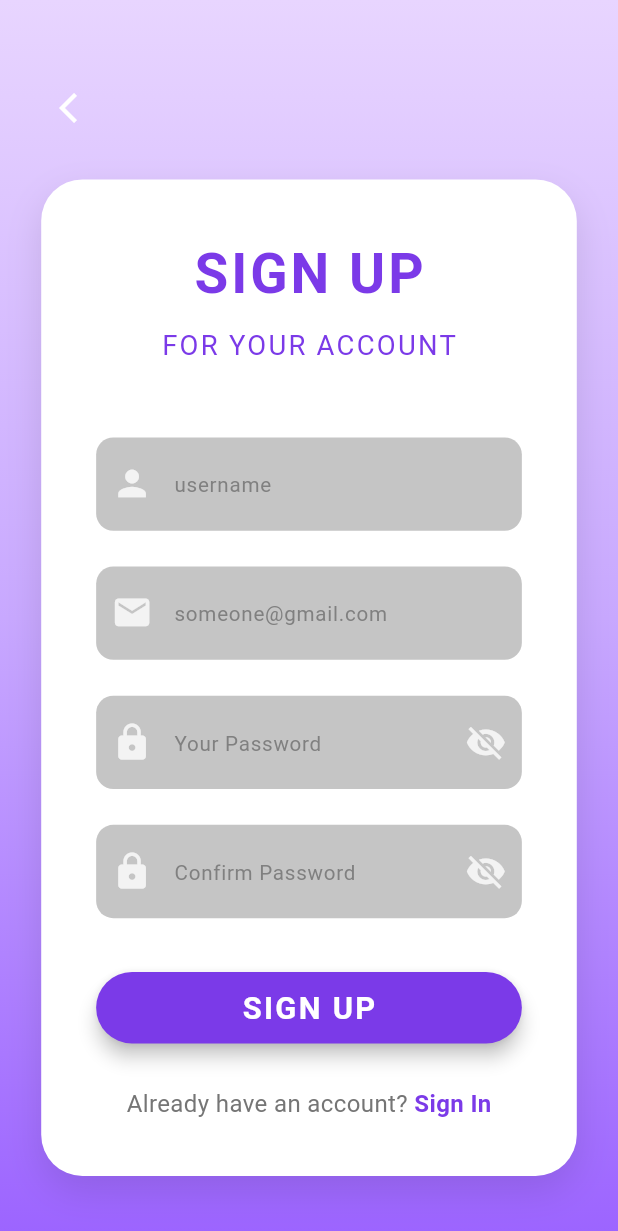
After one commit to phattran2409/SWD_PhygenAI_Mobile, a Flutter app: the SignUpPage screen opened by its route, on a phone screen of 412 x 824 dp. The commit adds this screen. Shown: the top 1231 px of the screen. Run offline on Flutter 3.47's test engine with Material 3 defaults, Android fonts, the phone set to English and light mode, and no system bars; our stand-ins replace firebase_auth, firebase_core, flutter_bloc, flutter_screenutil, flutter_secure_storage, google_sign_in; accounts and stored records are empty.

```diff
--- a/lib/features/Auth/data/remote/google_signIn.dart
+++ b/lib/features/Auth/data/remote/google_signIn.dart
@@ -24,6 +24,8 @@ class GoogleSignInRemoteDataSourceImpl implements GoogleSignInRemoteDataSource {
     );
     await FirebaseAuth.instance.signInWithCredential(credentials);
     final userCredential = await FirebaseAuth.instance.signInWithCredential(credentials);
+
+    print('User signed in: ${userCredential.user}');
     return UserModel(
       id: userCredential.user?.uid ?? '',
       email: userCredential.user?.email ?? ''
--- a/lib/features/Auth/presentation/pages/loginPages.dart
+++ b/lib/features/Auth/presentation/pages/loginPages.dart
@@ -19,7 +19,6 @@ class _LoginPageState extends State<LoginPage> {
   @override
   Widget build(BuildContext context) {
     return Scaffold(
-      appBar: AppBar(title: const Text('Login')),
       body: BlocConsumer<AuthBloc, AuthState>(
         listener: (context, state) {
           if (state is AuthErrorState) {
@@ -38,11 +37,55 @@ class _LoginPageState extends State<LoginPage> {
           if (state is AuthLoadingState) {
             return const Center(child: CircularProgressIndicator());
           }
-          return SingleChildScrollView(
-            padding: const EdgeInsets.all(24.0),
+          return Container(
+            height: MediaQuery.of(context).size.height,
+            decoration: BoxDecoration(
+              gradient: LinearGradient(
+                colors: [
+                  const Color.fromARGB(255, 233, 233, 233),
+                  const Color.fromARGB(255, 196, 196, 198),
+                  const Color.fromARGB(255, 170, 169, 169),
+                ],
+                begin: Alignment.topCenter,
+                end: Alignment.bottomCenter,
+              ),
+            ),
+            child: SafeArea(
+              child: SingleChildScrollView(
+                physics: const BouncingScrollPhysics(),
+                child: Padding(
+                  padding: const EdgeInsets.all(10.0),
                   child: Column(
                     mainAxisAlignment: MainAxisAlignment.center,
                     children: [
+                      Row(
+                        mainAxisAlignment: MainAxisAlignment.start,
+                        children: [
+                          SizedBox(
+                            width: 70,
+                            height: 40,
+                            child: IconButton(
+                              padding: const EdgeInsets.only(left: 10),
+                              alignment: Alignment.center,
+                              onPressed: () => Navigator.pop(context),
+                              icon: const Icon(
+                                Icons.arrow_back_ios,
+                                color: Color.fromARGB(255, 89, 89, 89),
+                              ),
+                              style: ButtonStyle(
+                                backgroundColor: MaterialStateProperty.all(
+                                  Colors.white,
+                                ),
+                                shape: MaterialStateProperty.all(
+                                  RoundedRectangleBorder(
+                                    borderRadius: BorderRadius.circular(30.0),
+                                  ),
+                                ),
+                              ),
+                            ),
+                          ),
+                        ],
+                      ),
                       const SizedBox(height: 60),
                       // App logo or title
                       const FlutterLogo(size: 72),
@@ -121,7 +164,9 @@ class _LoginPageState extends State<LoginPage> {
                           ),
                           label: const Text('Login with Google'),
                           onPressed: () {
-                      context.read<AuthBloc>().add(AuthGoogleSignInEvent());
+                            context.read<AuthBloc>().add(
+                              AuthGoogleSignInEvent(),
+                            );
                           },
                         ),
                       ),
@@ -132,7 +177,7 @@ class _LoginPageState extends State<LoginPage> {
                           const Text("Don't have an account?"),
                           TextButton(
                             onPressed: () {
-                        // TODO: Navigate to sign up page
+                              Navigator.pushNamed(context, '/signup');
                             },
                             child: const Text('Sign up'),
                           ),
@@ -140,6 +185,9 @@ class _LoginPageState extends State<LoginPage> {
                       ),
                     ],
                   ),
+                ),
+              ),
+            ),
           );
         },
       ),
--- /dev/null
+++ b/lib/features/Auth/presentation/pages/signupPage.dart
@@ -0,0 +1,430 @@
+import 'package:flutter/material.dart';
+import 'package:flutter_bloc/flutter_bloc.dart';
+import 'package:flutter_screenutil/flutter_screenutil.dart';
+import '../../bloc/auth_bloc.dart';
+import '../../bloc/auth_event.dart';
+import '../../bloc/auth_state.dart';
+
+class SignUpPage extends StatefulWidget {
+  const SignUpPage({Key? key}) : super(key: key);
+
+  @override
+  State<SignUpPage> createState() => _SignUpPageState();
+}
+
+class _SignUpPageState extends State<SignUpPage> {
+  final TextEditingController _usernameController = TextEditingController();
+  final TextEditingController _emailController = TextEditingController();
+  final TextEditingController _passwordController = TextEditingController();
+  final TextEditingController _confirmPasswordController =
+      TextEditingController();
+  // Variable to toggle password visibility
+  bool _obscurePassword = true;
+
+  @override
+  Widget build(BuildContext context) {
+    return Scaffold(
+      body: BlocConsumer<AuthBloc, AuthState>(
+        listener: (context, state) {
+          if (state is AuthErrorState) {
+            ScaffoldMessenger.of(context).showSnackBar(
+              SnackBar(
+                content: Text(state.message),
+                backgroundColor: Colors.red,
+              ),
+            );
+          }
+          if (state is AuthSuccessState) {
+            ScaffoldMessenger.of(context).showSnackBar(
+              const SnackBar(
+                content: Text('Sign up successful!'),
+                backgroundColor: Colors.green,
+              ),
+            );
+            // Navigate to login or home page
+            Navigator.pushReplacementNamed(context, '/login');
+          }
+        },
+        builder: (context, state) {
+          return Container(
+            height: MediaQuery.of(context).size.height,
+            decoration: const BoxDecoration(
+              gradient: LinearGradient(
+                begin: Alignment.topCenter,
+                end: Alignment.bottomCenter,
+                colors: [
+                  Color(0xFFE8D5FF), // Light purple
+                  Color(0xFFC8A8FF), // Medium purple
+                  Color(0xFF9C64FF), // Darker purple
+                ],
+              ),
+            ),
+            child: SafeArea(
+              child: SingleChildScrollView(
+                child: Padding(
+                  padding: EdgeInsets.symmetric(horizontal: 24.w),
+                  child: Column(
+                    children: [
+                      SizedBox(height: 40.h),
+                      // Back button
+                      Row(
+                        children: [
+                          IconButton(
+                            onPressed: () => Navigator.pop(context),
+                            icon: const Icon(
+                              Icons.arrow_back_ios,
+                              color: Colors.white,
+                            ),
+                          ),
+                        ],
+                      ),
+                      SizedBox(height: 20.h),
+                      // Main content card
+                      Container(
+                        width: double.infinity,
+                        padding: EdgeInsets.all(32.w),
+                        decoration: BoxDecoration(
+                          color: Colors.white,
+                          borderRadius: BorderRadius.circular(24.r),
+                          boxShadow: [
+                            BoxShadow(
+                              color: Colors.black.withOpacity(0.1),
+                              blurRadius: 20,
+                              offset: const Offset(0, 10),
+                            ),
+                          ],
+                        ),
+                        child: Column(
+                          children: [
+                            // Title
+                            Text(
+                              'SIGN UP',
+                              style: TextStyle(
+                                fontSize: 32.sp,
+                                fontWeight: FontWeight.bold,
+                                color: const Color(0xFF7B3AE8),
+                                letterSpacing: 2,
+                              ),
+                            ),
+                            SizedBox(height: 8.h),
+                            Text(
+                              'FOR YOUR ACCOUNT',
+                              style: TextStyle(
+                                fontSize: 16.sp,
+                                color: const Color(0xFF7B3AE8),
+                                letterSpacing: 1.5,
+                              ),
+                            ),
+                            SizedBox(height: 40.h),
+
+                            // Username field
+                            Container(
+                              decoration: BoxDecoration(
+                                color: const Color.fromARGB(76, 60, 60, 60),
+                                borderRadius: BorderRadius.circular(10.r),
+                              ),
+                              child: TextField(
+                                controller: _usernameController,
+                                decoration: InputDecoration(
+                                  hintText: 'username',
+                                  hintStyle: TextStyle(
+                                    color: const Color.fromARGB(255, 111, 111, 111).withOpacity(0.8),
+                                    fontSize: 12.sp,
+                                  ),
+                                  prefixIcon: Icon(
+                                    Icons.person,
+                                    color: const Color.fromARGB(
+                                      255,
+                                      255,
+                                      255,
+                                      255,
+                                    ).withOpacity(0.8),
+                                    size: 24.w,
+                                  ),
+                                  border: OutlineInputBorder(
+                                    borderRadius: BorderRadius.circular(25.r),
+                                    borderSide: BorderSide.none,
+                                  ),
+                                  contentPadding: EdgeInsets.symmetric(
+                                    horizontal: 20.w,
+                                    vertical: 16.h,
+                                  ),
+                                ),
+                                style: const TextStyle(
+                                  color: Color.fromARGB(255, 50, 50, 50),
+                                  fontSize: 16,
+                                ),
+                              ),
+                            ),
+                            SizedBox(height: 20.h),
+
+                            // Email field
+                            Container(
+                              decoration: BoxDecoration(
+                                color: const Color.fromARGB(76, 60, 60, 60),
+                                borderRadius: BorderRadius.circular(10.r),
+                              ),
+                              child: TextField(
+                                controller: _emailController,
+                                decoration: InputDecoration(
+                                  hintText: 'someone@gmail.com',
+                                  hintStyle: TextStyle(
+                                    color: const Color.fromARGB(255, 111, 111, 111).withOpacity(0.8),
+                                    fontSize: 12.sp,
+                                  ),
+                                  prefixIcon: Icon(
+                                    Icons.email,
+                                    color: Colors.white.withOpacity(0.8),
+                                    size: 24.w,
+                                  ),
+                                  border: OutlineInputBorder(
+                                    borderRadius: BorderRadius.circular(25.r),
+                                    borderSide: BorderSide.none,
+                                  ),
+                                  contentPadding: EdgeInsets.symmetric(
+                                    horizontal: 20.w,
+                                    vertical: 16.h,
+                                  ),
+                                ),
+                                style: const TextStyle(
+                                  color: Color.fromARGB(255, 50, 50, 50),
+                                  fontSize: 16,
+                                ),
+                                keyboardType: TextInputType.emailAddress,
+                              ),
+                            ),
+                            SizedBox(height: 20.h),
+
+                            // Password field
+                            Container(
+                              decoration: BoxDecoration(
+                                color: Color.fromARGB(76, 60, 60, 60),
+                                borderRadius: BorderRadius.circular(10.r),
+                              ),
+                              child: TextField(
+                                controller: _passwordController,
+                                obscureText: _obscurePassword,
+                                decoration: InputDecoration(
+                                  hintText: 'Your Password',
+                                  hintStyle: TextStyle(
+                                    color:const Color.fromARGB(255, 111, 111, 111).withOpacity(0.8),
+                                    fontSize: 12.sp,
+                                  ),
+                                  prefixIcon: Icon(
+                                    Icons.lock,
+                                    color: Colors.white.withOpacity(0.8),
+                                    size: 24.w,
+                                  ),
+                                  suffixIcon: IconButton(
+                                    icon: Icon(
+                                      _obscurePassword
+                                          ? Icons.visibility_off
+                                          : Icons.visibility,
+                                      color: Colors.white.withOpacity(0.8),
+                                      size: 24.w,
+                                    ),
+                                    onPressed: () {
+                                      setState(() {
+                                        _obscurePassword = !_obscurePassword;
+                                      });
+                                    },
+                                  ),
+                                  border: OutlineInputBorder(
+                                    borderRadius: BorderRadius.circular(25.r),
+                                    borderSide: BorderSide.none,
+                                  ),
+                                  contentPadding: EdgeInsets.symmetric(
+                                    horizontal: 20.w,
+                                    vertical: 16.h,
+                                  ),
+                                ),
+                                style: const TextStyle(
+                                  color: Color.fromARGB(255, 50, 50, 50),
+                                  fontSize: 16,
+                                ),
+                              ),
+                            ),
+                            SizedBox(height: 20.h),
+                            // Confirm Password field
+                            Container(
+                              decoration: BoxDecoration(
+                                color: Color.fromARGB(76, 60, 60, 60),
+                                borderRadius: BorderRadius.circular(10.r),
+                              ),
+                              child: TextField(
+                                controller: _confirmPasswordController,
+                                obscureText: _obscurePassword,
+                                decoration: InputDecoration(
+                                  hintText: 'Confirm Password',
+                                  hintStyle: TextStyle(
+                                    color: const Color.fromARGB(255, 111, 111, 111).withOpacity(0.8),
+                                    fontSize: 12.sp,
+                                  ),
+                                  prefixIcon: Icon(
+                                    Icons.lock,
+                                    color: Colors.white.withOpacity(0.8),
+                                    size: 24.w,
+                                  ),
+                                  suffixIcon: IconButton(
+                                    icon: Icon(
+                                      _obscurePassword
+                                          ? Icons.visibility_off
+                                          : Icons.visibility,
+                                      color: Colors.white.withOpacity(0.8),
+                                      size: 24.w,
+                                    ),
+                                    onPressed: () {
+                                      setState(() {
+                                        _obscurePassword = !_obscurePassword;
+                                      });
+                                    },
+                                  ),
+                                  border: OutlineInputBorder(
+                                    borderRadius: BorderRadius.circular(25.r),
+                                    borderSide: BorderSide.none,
+                                  ),
+                                  contentPadding: EdgeInsets.symmetric(
+                                    horizontal: 20.w,
+                                    vertical: 16.h,
+                                  ),
+                                ),
+                                style: const TextStyle(
+                                  color: Color.fromARGB(255, 50, 50, 50),
+                                  fontSize: 16,
+                                ),
+                              ),
+                            ),
+                            SizedBox(height: 30.h),
+                            // Sign up button
+                            state is AuthLoadingState
+                                ? const CircularProgressIndicator(
+                                  color: Color(0xFF7B3AE8),
+                                )
+                                : SizedBox(
+                                  width: double.infinity,
+                                  height: 40.h,
+                                  child: ElevatedButton(
+                                    onPressed: () {
+                                      if (_validateForm()) {
+                                        context.read<AuthBloc>().add(
+                                          AuthSignupEvent(
+                                            email: _emailController.text.trim(),
+                                            password: _passwordController.text,
+                                          ),
+                                        );
+                                      }
+                                    },
+                                    style: ElevatedButton.styleFrom(
+                                      backgroundColor: const Color(0xFF7B3AE8),
+                                      shape: RoundedRectangleBorder(
+                                        borderRadius: BorderRadius.circular(
+                                          25.r,
+                                        ),
+                                      ),
+                                      elevation: 5,
+                                    ),
+                                    child: Text(
+                                      'SIGN UP',
+                                      style: TextStyle(
+                                        color: Colors.white,
+                                        fontSize: 18.sp,
+                                        fontWeight: FontWeight.bold,
+                                        letterSpacing: 1.5,
+                                      ),
+                                    ),
+                                  ),
+                                ),
+                            SizedBox(height: 24.h),
+
+                            // Sign in option
+                            Row(
+                              mainAxisAlignment: MainAxisAlignment.center,
+                              children: [
+                                Text(
+                                  'Already have an account? ',
+                                  style: TextStyle(
+                                    color: Colors.grey[600],
+                                    fontSize: 14.sp,
+                                  ),
+                                ),
+                                GestureDetector(
+                                  onTap: () {
+                                    Navigator.pushReplacementNamed(
+                                      context,
+                                      '/login',
+                                    );
+                                  },
+                                  child: Text(
+                                    'Sign In',
+                                    style: TextStyle(
+                                      color: const Color(0xFF7B3AE8),
+                                      fontSize: 14.sp,
+                                      fontWeight: FontWeight.bold,
+                                    ),
+                                  ),
+                                ),
+                              ],
+                            ),
+                          ],
+                        ),
+                      ),
+                      SizedBox(height: 40.h),
+                    ],
+                  ),
+                ),
+              ),
+            ),
+          );
+        },
+      ),
+    );
+  }
+
+  bool _validateForm() {
+    if (_usernameController.text.trim().isEmpty) {
+      _showErrorSnackBar('Please enter a username');
+      return false;
+    }
+    if (_emailController.text.trim().isEmpty) {
+      _showErrorSnackBar('Please enter an email');
+      return false;
+    }
+    if (!RegExp(
+      r'^[\w-\.]+@([\w-]+\.)+[\w-]{2,4}$',
+    ).hasMatch(_emailController.text.trim())) {
+      _showErrorSnackBar('Please enter a valid email');
+      return false;
+    }
+    if (_passwordController.text.isEmpty) {
+      _showErrorSnackBar('Please enter a password');
+      return false;
+    }
+    if (_passwordController.text.length < 6) {
+      _showErrorSnackBar('Password must be at least 6 characters');
+      return false;
+    }
+    if (_confirmPasswordController.text.isEmpty) {
+      _showErrorSnackBar('Please confirm your password');
+      return false;
+    }
+    if (_passwordController.text != _confirmPasswordController.text) {
+      _showErrorSnackBar('Passwords do not match');
+      return false;
+    }
+    return true;
+  }
+
+  void _showErrorSnackBar(String message) {
+    ScaffoldMessenger.of(context).showSnackBar(
+      SnackBar(content: Text(message), backgroundColor: Colors.red),
+    );
+  }
+
+  @override
+  void dispose() {
+    _usernameController.dispose();
+    _emailController.dispose();
+    _passwordController.dispose();
+    super.dispose();
+  }
+}
--- a/lib/main.dart
+++ b/lib/main.dart
@@ -8,6 +8,7 @@ import 'package:phygen/features/Auth/data/repositories/auth_repository_impl.dart
 import 'package:phygen/features/Auth/data/repositories/google_singIn_impl.dart';
 import 'package:phygen/features/Auth/domain/usecases/login_usecase.dart';
 import 'package:phygen/features/Auth/domain/usecases/google_signIn_usecase.dart';
+import 'package:phygen/features/Auth/presentation/pages/signupPage.dart';
 
 import 'features/Auth/bloc/auth_bloc.dart';
 import 'features/Auth/bloc/auth_event.dart';
@@ -64,6 +65,7 @@ class MyApp extends StatelessWidget {
         home: const MyHomePage(title: 'Demo Home page clean architecture'),
         routes: {
           '/login': (context) => const LoginPage(),
+          '/signup': (context) => const SignUpPage(),
         },
       );
         },
```
Also changed, not shown: 2 other files. Lines whose indentation alone changed are shown as unchanged.
